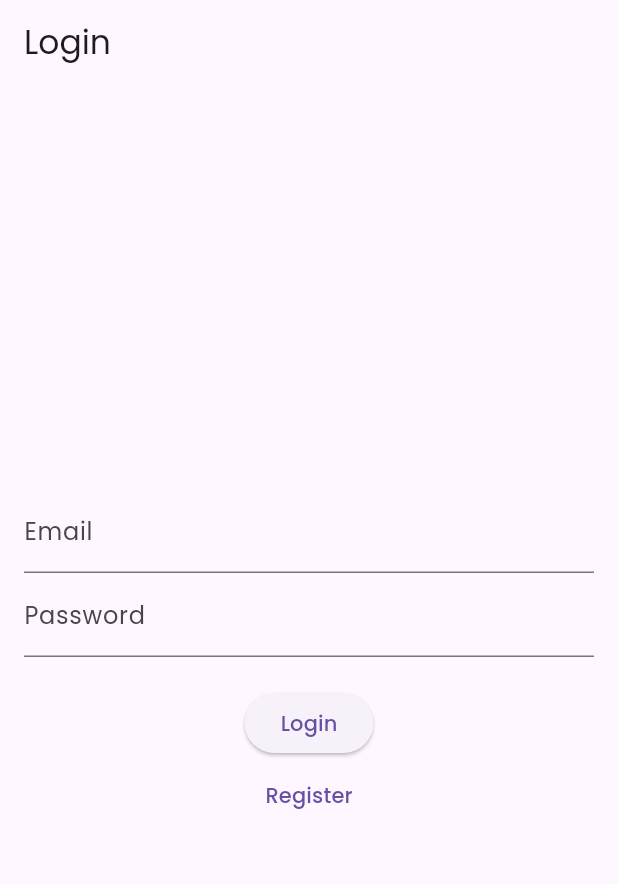
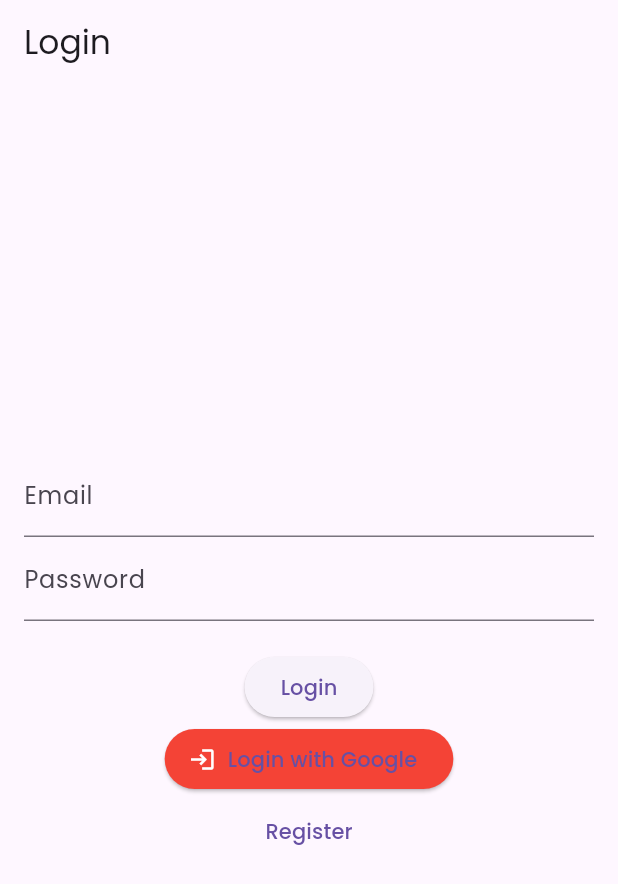
Before and after one commit to lutzzzx/medal, a Flutter app: the ProfileScreen screen opened directly, after a tap on the "logout" icon, on a phone screen of 412 x 824 dp. Shown: the top 884 px of the screen. Run offline on Flutter 3.47's test engine with Material 3 defaults, Android fonts, the phone set to English and light mode, and no system bars; our stand-ins replace cloud_firestore, firebase_auth, firebase_core, flutter_local_notifications, google_fonts, google_sign_in and 3 more; accounts and stored records are empty; network calls fail.

Commit message:
auth google

```diff
--- a/lib/screens/home_screen.dart
+++ b/lib/screens/home_screen.dart
@@ -54,6 +54,7 @@ class _HomeScreenState extends State<HomeScreen> {
     return Scaffold(
       appBar: AppBar(
         title: Text('Daftar Obat Hari Ini'),
+        automaticallyImplyLeading: false,
       ),
       body: Column(
         children: [
--- a/lib/screens/profile_screen.dart
+++ b/lib/screens/profile_screen.dart
@@ -1,8 +1,9 @@
 import 'package:flutter/material.dart';
 import 'package:firebase_auth/firebase_auth.dart';
 import 'package:cloud_firestore/cloud_firestore.dart';
+import 'package:google_sign_in/google_sign_in.dart';
+import 'auth/login_screen.dart';
 import 'package:medal/screens/reminder/notification_service.dart';
-import 'auth/login_screen.dart';
 
 class ProfileScreen extends StatelessWidget {
   @override
@@ -27,6 +28,7 @@ class ProfileScreen extends StatelessWidget {
             icon: Icon(Icons.logout),
             onPressed: () async {
               await FirebaseAuth.instance.signOut();
+              await GoogleSignIn().signOut(); // Sign out Google account jika login menggunakan Google
               Navigator.pushReplacement(
                 context,
                 MaterialPageRoute(builder: (context) => LoginScreen()),
@@ -35,27 +37,28 @@ class ProfileScreen extends StatelessWidget {
           ),
         ],
       ),
-      body: FutureBuilder<DocumentSnapshot>(
-        future: FirebaseFirestore.instance
-            .collection('users')
-            .doc(user.uid)
-            .get(),
-        builder: (context, snapshot) {
-          if (snapshot.connectionState == ConnectionState.waiting) {
-            return Center(child: CircularProgressIndicator());
-          }
-          if (!snapshot.hasData || !snapshot.data!.exists) {
-            return Center(child: Text('No profile data found'));
-          }
-
-          final data = snapshot.data!.data() as Map<String, dynamic>;
-          return Center(
+      body: Center(
         child: Column(
           mainAxisAlignment: MainAxisAlignment.center,
           children: [
+            // Menampilkan foto profil jika tersedia
+            if (user.photoURL != null)
+              CircleAvatar(
+                radius: 50,
+                backgroundImage: NetworkImage(user.photoURL!),
+              )
+            else
+              Icon(
+                Icons.account_circle,
+                size: 100,
+              ),
+            SizedBox(height: 20),
+            // Menampilkan nama dan email pengguna
+            Text('Name: ${user.displayName ?? "No Name"}',
+                style: TextStyle(fontSize: 20)),
+            SizedBox(height: 10),
             Text('Email: ${user.email}', style: TextStyle(fontSize: 20)),
-                Text('Role: ${data['role']}', style: TextStyle(fontSize: 20)),
-                SizedBox(height: 20),
+            SizedBox(height: 30),
             ElevatedButton(
               onPressed: () async {
                 // Menampilkan notifikasi instan
@@ -102,8 +105,6 @@ class ProfileScreen extends StatelessWidget {
             ),
           ],
         ),
-          );
-        },
       ),
     );
   }
--- a/pubspec.yaml
+++ b/pubspec.yaml
@@ -38,6 +38,7 @@ dependencies:
   permission_handler: ^11.3.1
   shared_preferences: ^2.3.3
   google_fonts: ^6.2.1
+  google_sign_in: ^6.2.2
 
   # The following adds the Cupertino Icons font to your application.
   # Use with the CupertinoIcons class for iOS style icons.
```
Also changed, not shown: lib/screens/auth/login_screen.dart (+35 -1 lines), lib/screens/auth/register_screen.dart (+42 -13 lines), pubspec.lock, 1 other file. Lines whose indentation alone changed are shown as unchanged.
